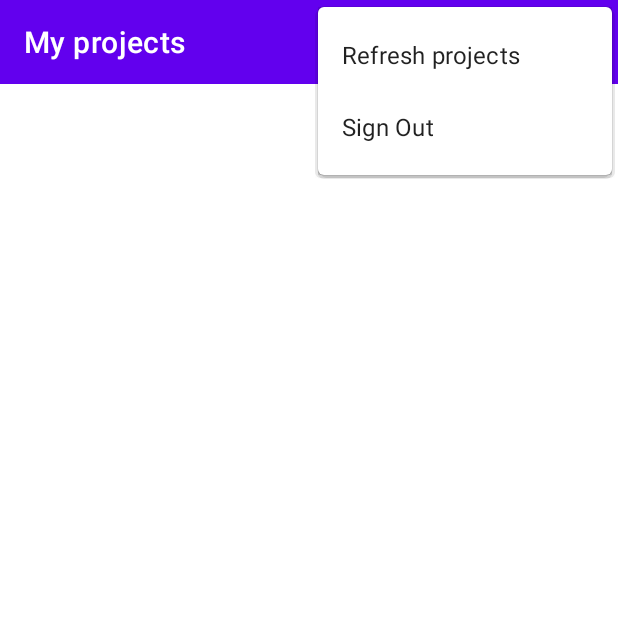
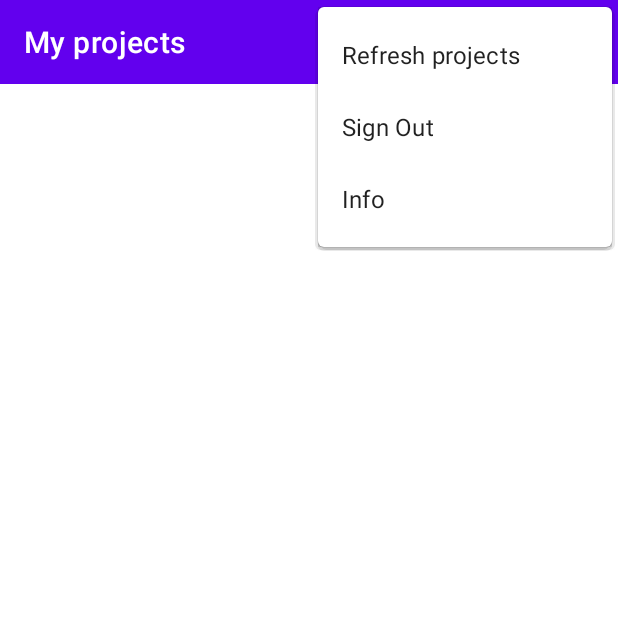
Before and after one commit to meda10/Love-blocks-android, an Android app: the screen it shows after launch once a user with an empty profile is signed in (MainActivity), with the options menu open, on a phone screen of 412 x 824 dp, the top half of it. Run offline under Robolectric (Android 15) with nearby library versions, the phone set to English and light mode, and no system bars; our stand-ins replace Firebase (no records; nobody signed in at launch, a user with empty details on screens opened directly), RxJava.

Commit message:
Add app info and button

```diff
--- a/app/src/main/java/blocks/love/MainActivity.kt
+++ b/app/src/main/java/blocks/love/MainActivity.kt
@@ -93,6 +93,7 @@ class MainActivity : AppCompatActivity() {
                     when (menuItem.itemId) {
                         R.id.menu_projects -> { getUserProjects(); true }
                         R.id.menu_sign_out -> { signOutButton(); true }
+                        R.id.menu_info -> { infoButton(); true }
                         else -> false
                     }
                 }
@@ -115,11 +116,13 @@ class MainActivity : AppCompatActivity() {
         }
     }
 
-    // Signs Out user -> On button click
     private fun signOutButton() {
         Firebase.auth.signOut()
         goToAuthActivity()
-//        AuthUI.getInstance().signOut(this).addOnCompleteListener { goToAuthActivity() }
+    }
+
+    private fun infoButton(){
+        mainLayout.showDialog(R.string.how_it_works, R.string.how_it_works_title, this)
     }
 
     private fun goToAuthActivity() {
--- a/app/src/main/res/menu/menu_main.xml
+++ b/app/src/main/res/menu/menu_main.xml
@@ -12,4 +12,9 @@
         android:orderInCategory="100"
         android:title="@string/menu_sign_out"
         app:showAsAction="never" />
+    <item
+        android:id="@+id/menu_info"
+        android:orderInCategory="100"
+        android:title="@string/info"
+        app:showAsAction="never" />
 </menu>
--- a/app/src/main/res/values/strings.xml
+++ b/app/src/main/res/values/strings.xml
@@ -18,8 +18,6 @@
     <string name="hello_first_fragment">Hello first fragment</string>
     <string name="hello_second_fragment">Hello second fragment. Arg: %1$s</string>
 
-
-    <!--    -->
     <string name="msg_token_fmt" translatable="false">FCM registration Token: %s</string>
     <string name="default_notification_channel_id" translatable="false">fcm_default_channel</string>
     <string name="default_notification_channel_name" translatable="true">blocks.love</string>
@@ -60,4 +58,7 @@
     <string name="write_access_required">Storage access is required to downloading the file.</string>
     <string name="read_access_required">Storage access is required to downloading the file.</string>
     <string name="open">OPEN</string>
+    <string name="info">Info</string>
+    <string name="how_it_works_title">How it works</string>
+    <string name="how_it_works">This application works with www.loveblocks.tk, it helps you to download your projects to your android device. Projects will be saved in your Downloads folder. For opening them you will need to install LÖVE for Android from play store.</string>
 </resources>
```
